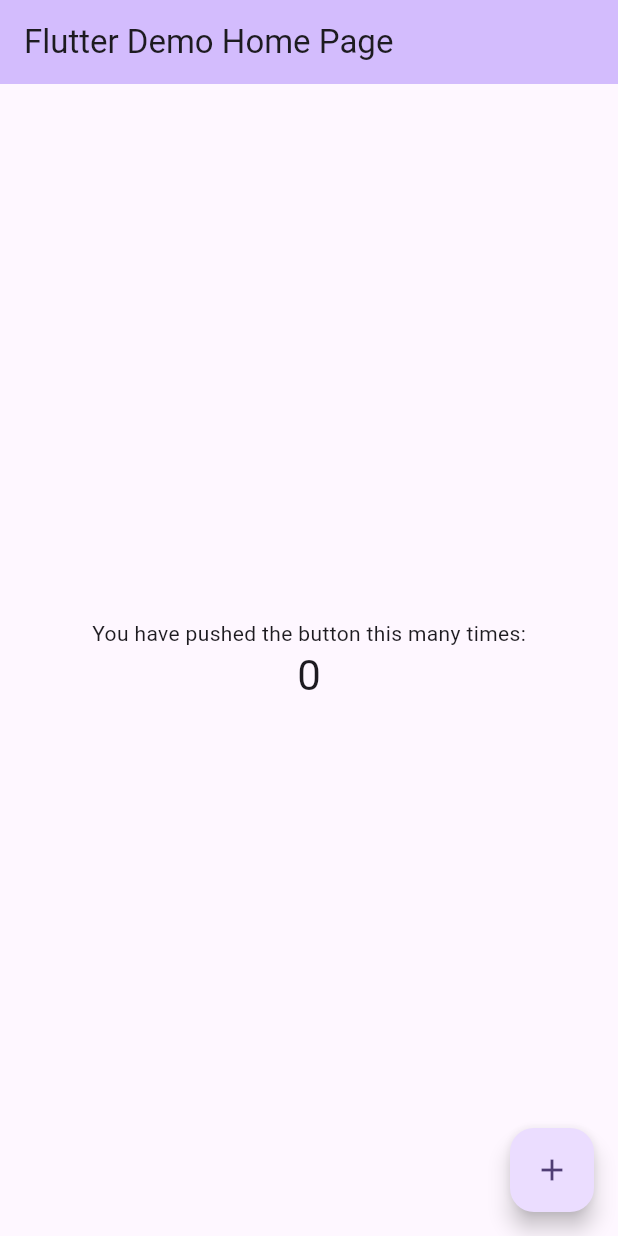
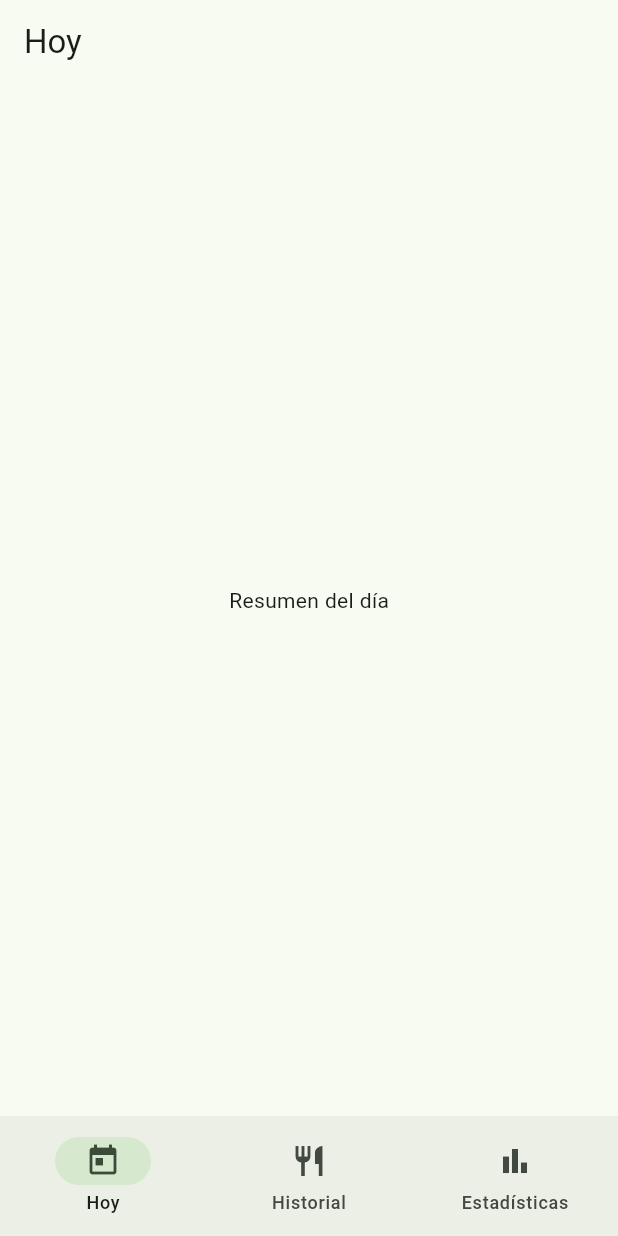
Before and after one commit to carcamoarchilaanacristina-cmd/Proyecto-final, a Flutter app: the screen it shows after launch, on a phone screen of 412 x 824 dp. Run offline on Flutter 3.47's test engine with Material 3 defaults, Android fonts, the phone set to English and light mode, and no system bars.

Commit message:
Eso se modifico

```diff
--- a/lib/main.dart
+++ b/lib/main.dart
@@ -1,100 +1,55 @@
 import 'package:flutter/material.dart';
+import 'theme/app_theme.dart';
 
-void main() {
-  runApp(const MyApp());
-}
-//probando probando
+void main() => runApp(const NutriPlatoApp());
 
-class MyApp extends StatelessWidget {
-  const MyApp({super.key});
+class NutriPlatoApp extends StatelessWidget {
+  const NutriPlatoApp({super.key});
 
-  // This widget is the root of your application.
   @override
   Widget build(BuildContext context) {
     return MaterialApp(
-      title: 'Flutter Demo',
-      theme: ThemeData(
-        // This is the theme of your application.
-        colorScheme: .fromSeed(seedColor: Colors.deepPurple),
-      ),
-      home: const MyHomePage(title: 'Flutter Demo Home Page'),
+      title: 'NutriPlato',
+      debugShowCheckedModeBanner: false,
+      theme: AppTheme.claro,
+      darkTheme: AppTheme.oscuro,
+      home: const Principal(),
     );
   }
 }
 
-class MyHomePage extends StatefulWidget {
-  const MyHomePage({super.key, required this.title});
-
-
-  final String title;
+class Principal extends StatefulWidget {
+  const Principal({super.key});
 
   @override
-  State<MyHomePage> createState() => _MyHomePageState();
+  State<Principal> createState() => _PrincipalState();
 }
 
-class _MyHomePageState extends State<MyHomePage> {
-  int _counter = 0;
+class _PrincipalState extends State<Principal> {
+  int _indice = 0;
 
-  void _incrementCounter() {
-    setState(() {
+  static const _titulos = ['Hoy', 'Historial', 'Estadísticas'];
 
-      _counter++;
-    });
-  }
+  final _paginas = const [
+    Center(child: Text('Resumen del día')),
+    Center(child: Text('Historial de comidas')),
+    Center(child: Text('Estadísticas')),
+  ];
 
   @override
   Widget build(BuildContext context) {
-    // This method is rerun every time setState is called, for instance as done
-    // by the _incrementCounter method above.
-    //
-    // The Flutter framework has been optimized to make rerunning build methods
-    // fast, so that you can just rebuild anything that needs updating rather
-    // than having to individually change instances of widgets.
     return Scaffold(
-      appBar: AppBar(
-        // TRY THIS: Try changing the color here to a specific color (to
-        // Colors.amber, perhaps?) and trigger a hot reload to see the AppBar
-        // change color while the other colors stay the same.
-        backgroundColor: Theme.of(context).colorScheme.inversePrimary,
-        // Here we take the value from the MyHomePage object that was created by
-        // the App.build method, and use it to set our appbar title.
-        title: Text(widget.title),
-      ),
-      body: Center(
-        // Center is a layout widget. It takes a single child and positions it
-        // in the middle of the parent.
-        child: Column(
-          // Column is also a layout widget. It takes a list of children and
-          // arranges them vertically. By default, it sizes itself to fit its
-          // children horizontally, and tries to be as tall as its parent.
-          //
-          // Column has various properties to control how it sizes itself and
-          // how it positions its children. Here we use mainAxisAlignment to
-          // center the children vertically; the main axis here is the vertical
-          // axis because Columns are vertical (the cross axis would be
-          // horizontal).
-          //
-          // TRY THIS: Invoke "debug painting" (choose the "Toggle Debug Paint"
-          // action in the IDE, or press "p" in the console), to see the
-          // wireframe for each widget.
-          mainAxisAlignment: .center,
-          children: [
-            const Text('You have pushed the button this many times:'),
-            Text(
-              '$_counter',
-              style: Theme.of(context).textTheme.headlineMedium,
-            ),
-          ],
-        ),
-      ),
-      floatingActionButton: FloatingActionButton(
-        onPressed: _incrementCounter,
-        tooltip: 'Increment',
-        child: const Icon(Icons.add),
+      appBar: AppBar(title: Text(_titulos[_indice])),
+      body: _paginas[_indice],
+      bottomNavigationBar: NavigationBar(
+        selectedIndex: _indice,
+        onDestinationSelected: (i) => setState(() => _indice = i),
+        destinations: const [
+          NavigationDestination(icon: Icon(Icons.today), label: 'Hoy'),
+          NavigationDestination(icon: Icon(Icons.restaurant), label: 'Historial'),
+          NavigationDestination(icon: Icon(Icons.bar_chart), label: 'Estadísticas'),
+        ],
       ),
     );
   }
 }
-
-
-// coemtario de guardar
--- /dev/null
+++ b/lib/theme/app_theme.dart
@@ -0,0 +1,18 @@
+import 'package:flutter/material.dart';
+
+class AppTheme {
+  static const Color verde = Color(0xFF2E7D32);
+
+  static ThemeData get claro => ThemeData(
+        useMaterial3: true,
+        colorScheme: ColorScheme.fromSeed(seedColor: verde),
+      );
+
+  static ThemeData get oscuro => ThemeData(
+        useMaterial3: true,
+        colorScheme: ColorScheme.fromSeed(
+          seedColor: verde,
+          brightness: Brightness.dark,
+        ),
+      );
+}
```
